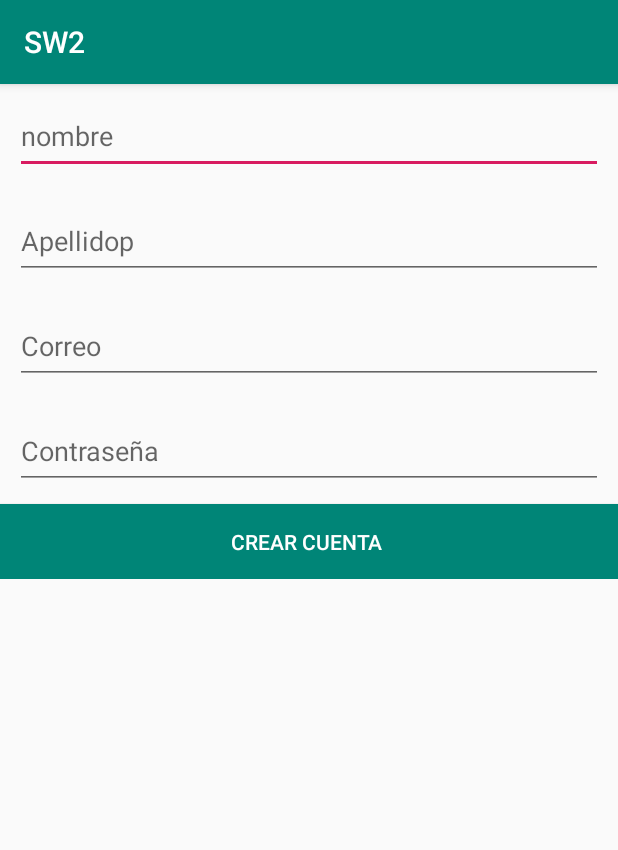
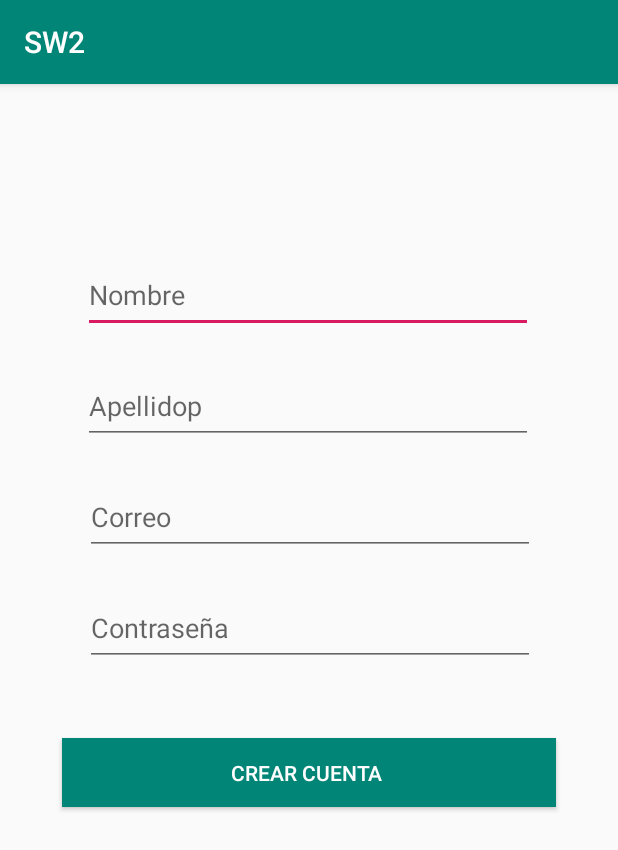
Before and after one commit to luisbrunetti/AplicativoMovil_Kamachi, an Android app: the RegistrarActivity screen opened directly, with no data from a screen before it, on a phone screen of 412 x 824 dp. Shown: the top 850 px of the screen. Run offline under Robolectric (Android 15) with nearby library versions, the phone set to English and light mode, and no system bars; our stand-ins replace Firebase (no records; nobody signed in at launch, a user with empty details on screens opened directly).

Commit message:
Commit Arreglando Register

```diff
--- a/app/src/main/res/layout/activity_registrar.xml
+++ b/app/src/main/res/layout/activity_registrar.xml
@@ -1,69 +1,89 @@
 <?xml version="1.0" encoding="utf-8"?>
-<LinearLayout xmlns:android="http://schemas.android.com/apk/res/android"
+<androidx.constraintlayout.widget.ConstraintLayout xmlns:android="http://schemas.android.com/apk/res/android"
     xmlns:app="http://schemas.android.com/apk/res-auto"
     xmlns:tools="http://schemas.android.com/tools"
     android:layout_width="match_parent"
-    android:layout_height="wrap_content"
-    android:orientation="vertical"
+    android:layout_height="match_parent"
     tools:context=".RegistrarActivity">
 
     <ProgressBar
         android:id="@+id/progressBar"
-        style="?android:attr/progressBarStyleHorizontal"
-        android:layout_width="match_parent"
-        android:layout_height="wrap_content"
+        android:layout_width="320dp"
+        android:layout_height="48dp"
         android:indeterminate="true"
         android:visibility="gone"
-        android:layout_weight="1" />
+        app:layout_constraintBottom_toBottomOf="parent"
+        app:layout_constraintEnd_toEndOf="parent"
+        app:layout_constraintHorizontal_bias="0.45"
+        app:layout_constraintStart_toStartOf="parent"
+        app:layout_constraintTop_toTopOf="parent"
+        app:layout_constraintVertical_bias="0.368" />
 
     <EditText
         android:id="@+id/textNombre"
-        android:layout_width="match_parent"
+        android:layout_width="@dimen/Ancho_editetext_register"
         android:layout_height="@dimen/Altura_editetext_register"
-        android:layout_margin="10dp"
-        android:layout_weight="1"
+        android:layout_marginTop="116dp"
         android:ems="10"
-        android:hint="nombre"></EditText>
+        android:hint="Nombre"
+        app:layout_constraintEnd_toEndOf="parent"
+        app:layout_constraintHorizontal_bias="0.495"
+        app:layout_constraintStart_toStartOf="parent"
+        app:layout_constraintTop_toTopOf="parent"></EditText>
 
     <EditText
         android:id="@+id/textApellidos"
+        android:layout_width="@dimen/Ancho_editetext_register"
+        android:layout_height="@dimen/Altura_editetext_register"
+
+        android:layout_marginTop="24dp"
+        android:ems="10"
         android:hint="Apellidop"
-        android:layout_width="match_parent"
-        android:layout_height="@dimen/Altura_editetext_register"
-        android:layout_weight="1"
-        android:layout_margin="10dp"
+        app:layout_constraintEnd_toEndOf="parent"
+        app:layout_constraintHorizontal_bias="0.495"
+        app:layout_constraintStart_toStartOf="parent"
+        app:layout_constraintTop_toBottomOf="@+id/textNombre" />
 
-        android:ems="10" />
     <EditText
         android:id="@+id/txtCorreo"
-        android:layout_width="match_parent"
+        android:layout_width="@dimen/Ancho_editetext_register"
+        android:layout_height="@dimen/Altura_editetext_register"
+        android:layout_marginTop="24dp"
+        android:ems="10"
         android:hint="Correo"
-        android:layout_height="@dimen/Altura_editetext_register"
-        android:layout_weight="1"
-        android:ems="10"
-        android:layout_margin="10dp"
-        android:inputType="textEmailAddress" />
+        android:inputType="textEmailAddress"
+        app:layout_constraintEnd_toEndOf="parent"
+        app:layout_constraintHorizontal_bias="0.504"
+        app:layout_constraintStart_toStartOf="parent"
+        app:layout_constraintTop_toBottomOf="@+id/textApellidos" />
 
     <EditText
         android:id="@+id/txtPassword"
-        android:layout_width="match_parent"
+        android:layout_width="@dimen/Ancho_editetext_register"
         android:layout_height="@dimen/Altura_editetext_register"
+
+        android:layout_marginTop="24dp"
+        android:ems="10"
         android:hint="Contraseña"
-        android:layout_weight="1"
-        android:ems="10"
-
-        android:layout_margin="10dp"
-        android:inputType="textPassword" />
+        android:inputType="textPassword"
+        app:layout_constraintEnd_toEndOf="parent"
+        app:layout_constraintHorizontal_bias="0.504"
+        app:layout_constraintStart_toStartOf="parent"
+        app:layout_constraintTop_toBottomOf="@+id/txtCorreo" />
 
     <Button
         android:id="@+id/button"
+        android:layout_width="329dp"
+        android:layout_height="46dp"
+
+        android:background="@color/colorPrimary"
         android:onClick="register"
-        android:layout_width="match_parent"
-        android:layout_height="@dimen/Altura_editetext_register"
-        android:layout_weight="1"
         android:text="Crear cuenta "
-        android:background="@color/colorPrimary"
         android:textColor="@android:color/white"
-        />
+        app:layout_constraintBottom_toBottomOf="parent"
+        app:layout_constraintEnd_toEndOf="parent"
+        app:layout_constraintStart_toStartOf="parent"
+        app:layout_constraintTop_toBottomOf="@+id/txtPassword"
+        app:layout_constraintVertical_bias="0.143" />
 
-</LinearLayout>
+</androidx.constraintlayout.widget.ConstraintLayout>
--- a/app/src/main/res/values/Dimensiones.xml
+++ b/app/src/main/res/values/Dimensiones.xml
@@ -1,4 +1,5 @@
 <?xml version="1.0" encoding="utf-8"?>
 <resources>
     <dimen name="Altura_editetext_register">50dp</dimen>
+    <dimen name="Ancho_editetext_register">300dp</dimen>
 </resources>
```
